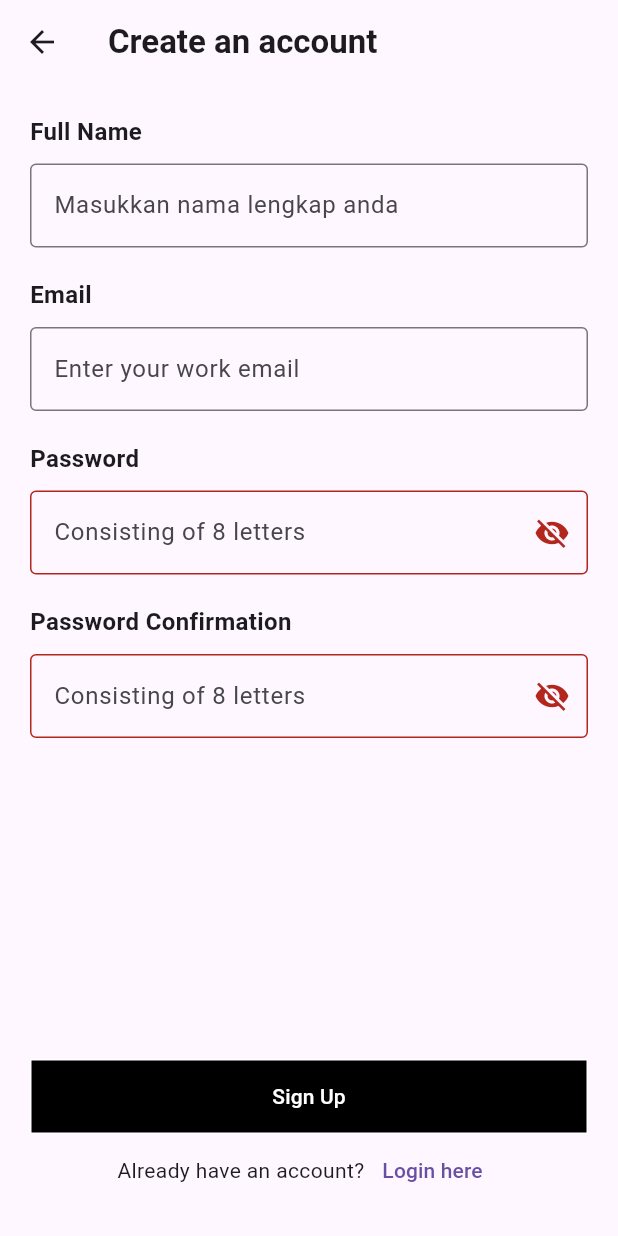
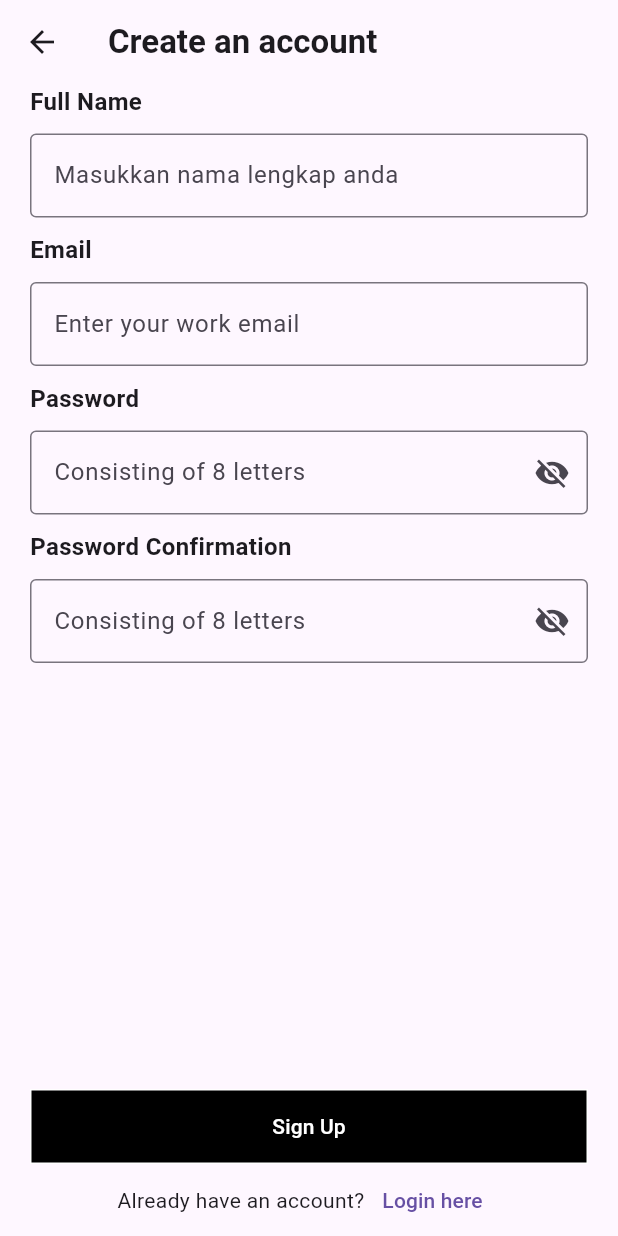
Before and after one commit to raymondtju/letterfly, a Flutter app: the MyWidget screen opened directly, after a tap on "Create an account", on a phone screen of 412 x 824 dp. Run offline on Flutter 3.47's test engine with Material 3 defaults, Android fonts, the phone set to English and light mode, and no system bars.

Commit message:
change file name  from main to welcome and new page name main, design password confirmation, forgot password link

```diff
--- a/lib/login.dart
+++ b/lib/login.dart
@@ -1,5 +1,8 @@
+import 'package:Letterfly/forgotPassword.dart';
+import 'package:Letterfly/main.dart';
 import 'package:flutter/material.dart';
 import 'package:Letterfly/signup.dart';
+import 'package:flutter/widgets.dart';
 
 class Login extends StatelessWidget {
   const Login({super.key});
@@ -19,6 +22,7 @@ class MyWidget extends StatefulWidget {
 
 class _MyWidgetState extends State<MyWidget> {
   String passwordErrorText = '';
+  bool passwordErrorBool = false;
   bool obscurePassword = true;
 
   @override
@@ -63,7 +67,7 @@ class _MyWidgetState extends State<MyWidget> {
                   decoration: InputDecoration(
                     border: OutlineInputBorder(),
                     hintText: 'Consisting of 8 letters',
-                    errorText: passwordErrorText,
+                    errorText: passwordErrorBool ? passwordErrorText : null,
                     suffixIcon: IconButton(
                       icon: Icon(obscurePassword ? Icons.visibility_off : Icons.visibility),
                       onPressed: () {
@@ -77,19 +81,36 @@ class _MyWidgetState extends State<MyWidget> {
                     setState(() {
                       if (value.length < 8) {
                         passwordErrorText = 'Password must be at least 8 characters';
+                        passwordErrorBool = true;
                       } else {
                         passwordErrorText = '';
+                        passwordErrorBool = false;
                       }
                     });
                   },
                 ),
+                Row(
+                  mainAxisAlignment: MainAxisAlignment.end,
+                  children: [
+                    TextButton(
+                      onPressed: () {
+                        Navigator.push(
+                          context,
+                          MaterialPageRoute(builder: (context) => ForgotPassword()));
+                      },
+                      child: Text('Forgot Password!', style: TextStyle(color: Colors.black),)
+                    ),
+                  ],
+                )
               ],
             ),
             Column(
               children: [
                 OutlinedButton(
                   onPressed: () {
-
+                    Navigator.push(
+                      context,
+                      MaterialPageRoute(builder: ((context) => Main())));
                   },
                   child: Text(
                     'Login',
--- a/lib/signup.dart
+++ b/lib/signup.dart
@@ -20,6 +20,8 @@ class MyWidget extends StatefulWidget {
 class _MyWidgetState extends State<MyWidget> {
   String passwordErrorText1 = '';
   String passwordErrorText2 = '';
+  bool passwordErrorBool1 = false;
+  bool passwordErrorBool2 = false;
 
   bool obscurePassword1 = true;
   bool obscurePassword2 = true;
@@ -31,7 +33,7 @@ class _MyWidgetState extends State<MyWidget> {
         title: Text('Create an account', style: TextStyle(fontWeight: FontWeight.bold),),
       ),
       body: Padding(
-        padding: EdgeInsets.all(20),
+        padding: EdgeInsets.symmetric(horizontal: 20),
         child: Column(
           mainAxisAlignment: MainAxisAlignment.spaceBetween,
           children: [
@@ -52,7 +54,7 @@ class _MyWidgetState extends State<MyWidget> {
                     hintText: 'Masukkan nama lengkap anda',
                   ),
                 ),
-                SizedBox(height: 20,),
+                SizedBox(height: 10,),
                 Text(
                   'Email',
                   style: TextStyle(
@@ -67,7 +69,7 @@ class _MyWidgetState extends State<MyWidget> {
                     hintText: 'Enter your work email',
                   ),
                 ),
-                SizedBox(height: 20,),
+                SizedBox(height: 10,),
                 Text(
                   'Password',
                   style: TextStyle(
@@ -81,7 +83,7 @@ class _MyWidgetState extends State<MyWidget> {
                   decoration: InputDecoration(
                     border: OutlineInputBorder(),
                     hintText: 'Consisting of 8 letters',
-                    errorText: passwordErrorText1,
+                    errorText: passwordErrorBool1 ? passwordErrorText1 : null,
                     suffixIcon: IconButton(
                       icon: Icon(obscurePassword1 ? Icons.visibility_off : Icons.visibility),
                       onPressed: () {
@@ -95,12 +97,15 @@ class _MyWidgetState extends State<MyWidget> {
                     setState(() {
                       if (value.length < 8) {
                         passwordErrorText1 = 'Password must be at least 8 characters';
+                        passwordErrorBool1 = true;
                       } else {
                         passwordErrorText1 = '';
+                        passwordErrorBool1 = false;
                       }
                     });
                   },
                 ),
+                SizedBox(height: 10,),
                 Text(
                   'Password Confirmation',
                   style: TextStyle(
@@ -114,7 +119,7 @@ class _MyWidgetState extends State<MyWidget> {
                   decoration: InputDecoration(
                     border: OutlineInputBorder(),
                     hintText: 'Consisting of 8 letters',
-                    errorText: passwordErrorText2,
+                    errorText: passwordErrorBool2 ? passwordErrorText2 : null,
                     suffixIcon: IconButton(
                       icon: Icon(obscurePassword2 ? Icons.visibility_off : Icons.visibility),
                       onPressed: () {
@@ -128,8 +133,10 @@ class _MyWidgetState extends State<MyWidget> {
                     setState(() {
                       if (value.length < 8) {
                         passwordErrorText2 = 'Password must be at least 8 characters';
+                        passwordErrorBool2 = true;
                       } else {
                         passwordErrorText2 = '';
+                        passwordErrorBool2 = false;
                       }
                     });
                   },
@@ -140,7 +147,9 @@ class _MyWidgetState extends State<MyWidget> {
               children: [
                 OutlinedButton(
                   onPressed: () {
-
+                    Navigator.push(
+                      context,
+                      MaterialPageRoute(builder: (context) => Login()));
                   },
                   child: Text(
                     'Sign Up',
```
Also changed, not shown: lib/main.dart (+6 -120 lines), lib/welcome.dart (added, +130 -0 lines).
